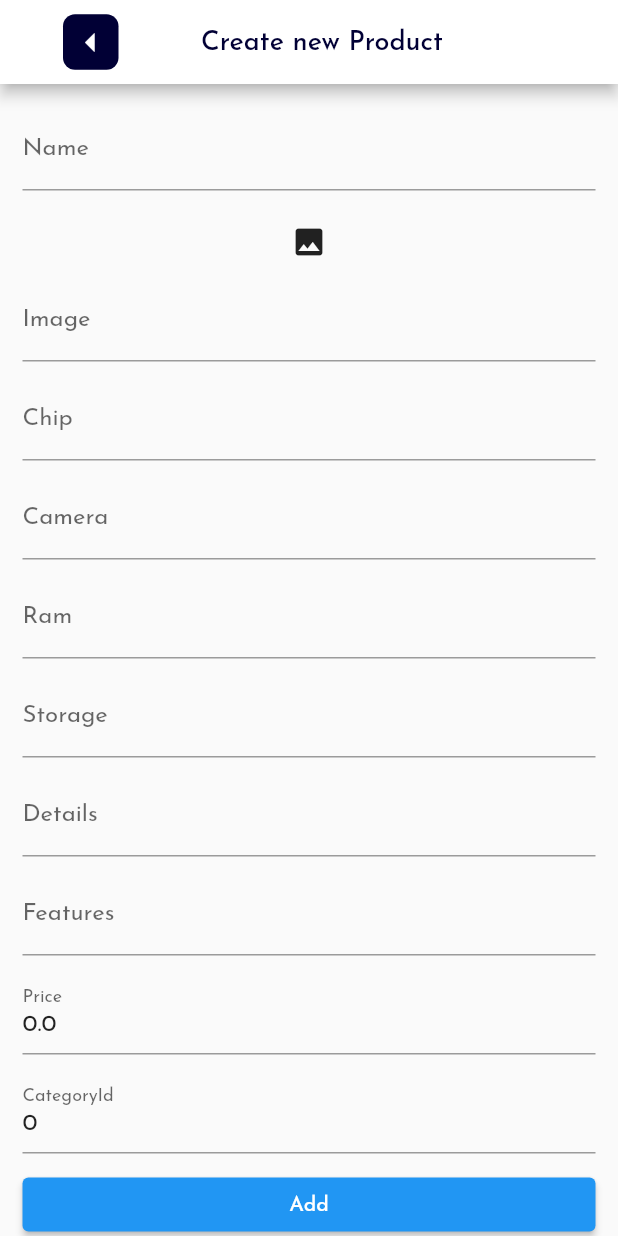
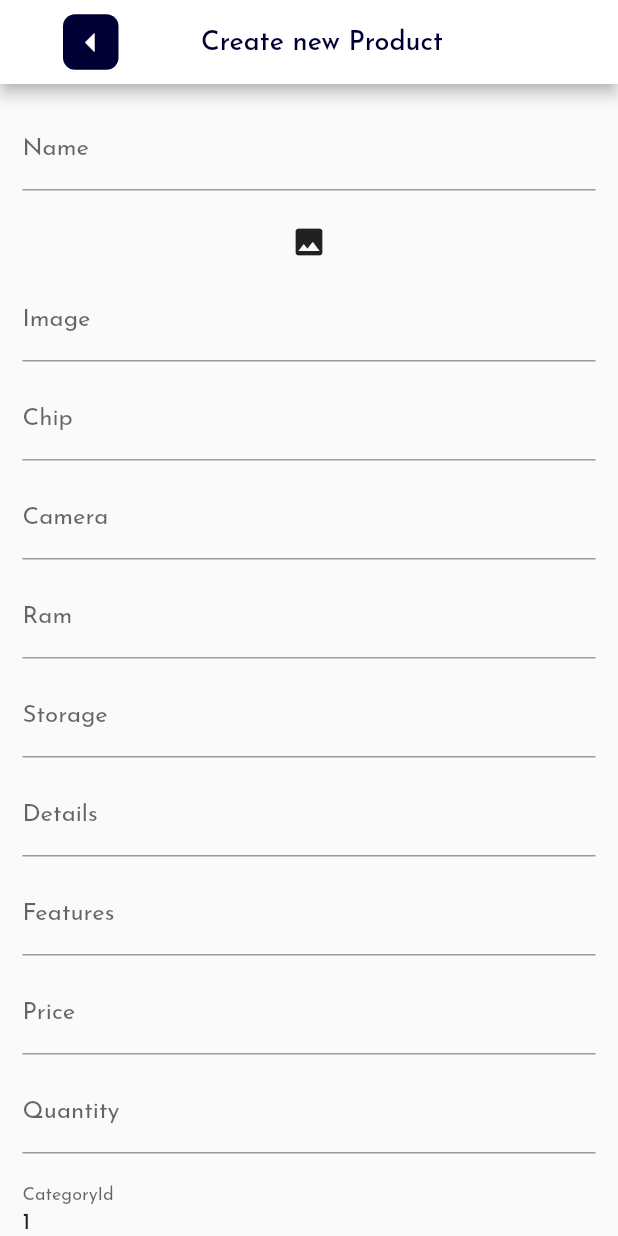
Before and after one commit to hoangansu9/flutter_ecommerce, a Flutter app: the ProductScreen screen opened directly, on a phone screen of 412 x 824 dp. Run offline on Flutter 3.47's test engine with Material 2 defaults, Android fonts, the phone set to English and light mode, and no system bars; our stand-ins replace badges, carousel_slider, fluttertoast, font_awesome_flutter, google_fonts, google_nav_bar and 5 more; missing offline and left inert: drawer_component, material_dialogs; accounts and stored records are empty.

Commit message:
add quantty manager

```diff
--- a/lib/manager/Items/products.dart
+++ b/lib/manager/Items/products.dart
@@ -35,6 +35,7 @@
   TextEditingController _featuresController;
   TextEditingController _priceController;
   TextEditingController _categoryIdController;
+  TextEditingController _quantityController;
   final String imgPicker = '';
   @override
   void initState() {
@@ -51,10 +52,11 @@
         new TextEditingController(text: widget.product.details);
     _featuresController =
         new TextEditingController(text: widget.product.features);
-    _priceController =
-        new TextEditingController(text: widget.product.price.toString());
+    _priceController = new TextEditingController(text: widget.product.price);
     _categoryIdController =
         new TextEditingController(text: widget.product.categoryId.toString());
+    _quantityController =
+        new TextEditingController(text: widget.product.quantity);
   }
 
   @override
@@ -120,11 +122,19 @@
             ),
             Padding(padding: new EdgeInsets.all(5.0)),
             TextField(
+              keyboardType: TextInputType.number,
               controller: _priceController,
               decoration: InputDecoration(labelText: 'Price'),
             ),
             Padding(padding: new EdgeInsets.all(5.0)),
             TextField(
+              keyboardType: TextInputType.number,
+              controller: _quantityController,
+              decoration: InputDecoration(labelText: 'Quantity'),
+            ),
+            Padding(padding: new EdgeInsets.all(5.0)),
+            TextField(
+              keyboardType: TextInputType.number,
               controller: _categoryIdController,
               decoration: InputDecoration(labelText: 'CategoryId'),
             ),
@@ -145,7 +155,8 @@
                     'details': _detailsController.text,
                     'features': _featuresController.text,
                     'price': _priceController.text,
-                    'categoryId': _categoryIdController.text
+                    'categoryId': int.parse(_categoryIdController.text),
+                    'quantity': _quantityController.text
                   }))
                       .then((_) {
                     Navigator.pop(context, 'update');
@@ -161,8 +172,9 @@
                           _storageController.text,
                           _detailsController.text,
                           _featuresController.text,
-                          double.parse(_priceController.text),
-                          int.parse(_categoryIdController.text)))
+                          _priceController.text,
+                          int.parse(_categoryIdController.text),
+                          _quantityController.text))
                       .then((_) {
                     Navigator.pop(context, 'save');
                   });
--- a/lib/model/products.dart
+++ b/lib/model/products.dart
@@ -8,8 +8,9 @@
   String _storage;
   String _details;
   String _features;
-  double _price;
+  String _price;
   int _categoryId;
+  String _quantity;
 
   Products(
       this._name,
@@ -21,8 +22,8 @@
       this._details,
       this._features,
       this._price,
-      this._categoryId);
-
+      this._categoryId,
+      this._quantity);
 
   Products.map(dynamic obj) {
     this._id = obj['id'];
@@ -35,6 +36,7 @@
     this._features = obj['features'];
     this._price = obj['price'];
     this._categoryId = obj['categoryId'];
+    this._quantity = obj['quantity'];
   }
 
   int get id => _id;
@@ -46,8 +48,9 @@
   String get storage => _storage;
   String get details => _details;
   String get features => _features;
-  double get price => _price;
+  String get price => _price;
   int get categoryId => _categoryId;
+  String get quantity => _quantity;
 
   Map<String, dynamic> toMap() {
     var map = new Map<String, dynamic>();
@@ -64,6 +67,7 @@
     map['features'] = _features;
     map['price'] = _price;
     map['categoryId'] = _categoryId;
+    map['quantity'] = _quantity;
     return map;
   }
 
@@ -79,5 +83,6 @@
     this._features = map['features'];
     this._price = map['price'];
     this._categoryId = map['categoryId'];
+    this._quantity = map['quantity'];
   }
 }
--- a/lib/productDetail/productDetail.dart
+++ b/lib/productDetail/productDetail.dart
@@ -9,6 +9,7 @@
   static String routeName = "/product_detail_screen";
   final Products product;
   ProductDetail({Key key, this.product}) : super(key: key);
+
   @override
   Widget build(BuildContext context) {
     final hotSale = [4];
--- a/pubspec.yaml
+++ b/pubspec.yaml
@@ -44,6 +44,7 @@
   provider: ^4.1.3
   font_awesome_flutter: ^8.10.0
   google_fonts: ^1.1.1
+  intl: ^0.17.0
   # The following adds the Cupertino Icons font to your application.
   # Use with the CupertinoIcons class for iOS style icons.
   cupertino_icons: ^1.0.2
```
Also changed, not shown: lib/cartPage/cartPage.dart (+7 -6 lines), lib/homepage/components/fragment/home_fragment_product.dart (+6 -2 lines), lib/manager/managerScreen.dart (+55 -26 lines), lib/productDetail/components/bodyDetailProduct.dart (+17 -23 lines), lib/utli/database_helper.dart (+9 -5 lines), pubspec.lock.
